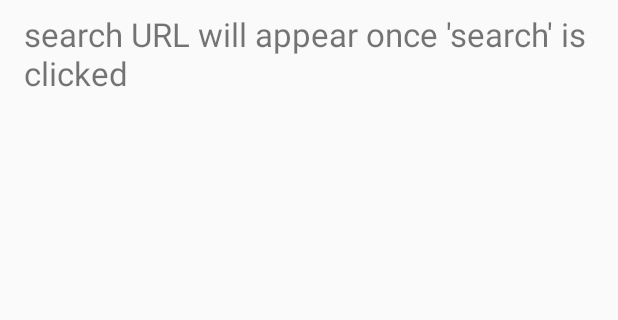
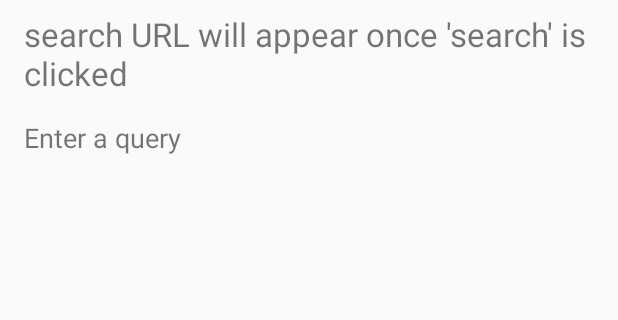
Before and after one commit to rkiresich/T02.01-Exercise-CreateLayout, an Android app: the screen it shows after launch (MainActivity), on a phone screen of 412 x 824 dp, the part 198-518 px from its top. Run offline under Robolectric (Android 15) with nearby library versions, the phone set to English and light mode, and no system bars.

Commit message:
Completed TODOS 18-25

```diff
--- a/app/src/main/res/layout/activity_main.xml
+++ b/app/src/main/res/layout/activity_main.xml
@@ -75,13 +75,32 @@
         android:text="search URL will appear once 'search' is clicked"/>
 
     <!--TODO (18) Add a ScrollView-->
+    <!--COMPLETE-->
     <!--TODO (19) Set the width to match_parent and the height to wrap_content-->
+    <!--COMPLETE-->
     <!--TODO (20) Set the top margin to 16dp-->
+    <!--COMPLETE-->
+    <ScrollView
+        android:layout_width="match_parent"
+        android:layout_height="wrap_content"
+        android:layout_marginTop="16dp">
 
         <!--TODO (21) Within the ScrollView, add a TextView-->
+        <!--COMPLETE-->
         <!--TODO (22) Give the TextView an id of @+id/tv_github_search_results_json-->
+        <!--COMPLETE-->
         <!--TODO (23) Set the text size to 18sp-->
+        <!--COMPLETE-->
         <!--TODO (24) Set the height and width to wrap_content-->
+        <!--COMPLETE-->
         <!--TODO (25) Set the text to something that tells the user to make a search-->
+        <!--COMPLETE-->
+        <TextView
+            android:id="@+id/tv_github_search_results_json"
+            android:layout_width="wrap_content"
+            android:layout_height="wrap_content"
+            android:textSize="18sp"
+            android:text="Enter a query"/>
+    </ScrollView>
 
 </LinearLayout>
```
